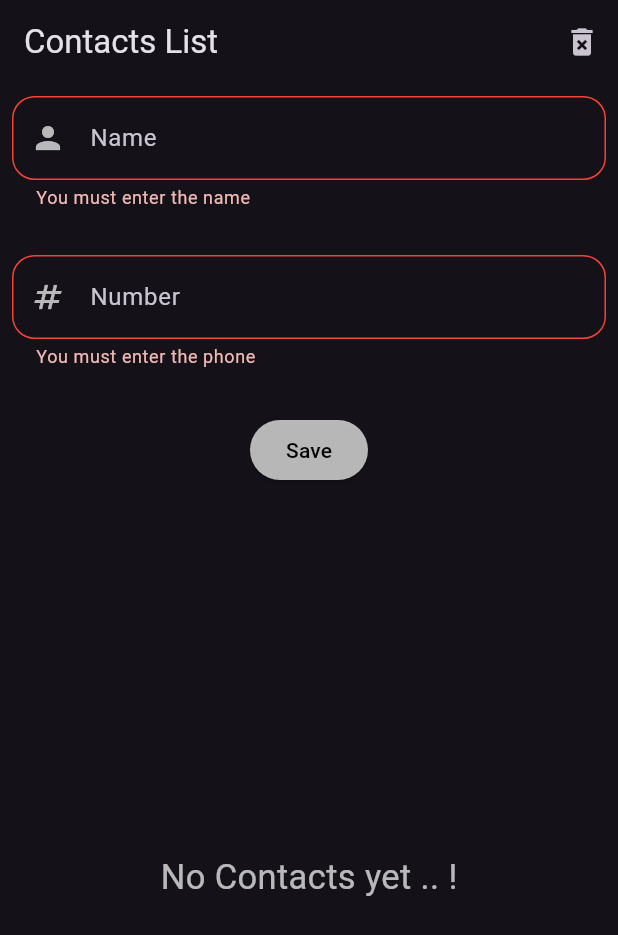
After one commit to mohamedelbaiomy/awesome-flutter-apps, a Flutter app: the screen it shows after launch, after a tap on "Save", on a phone screen of 412 x 824 dp. The commit adds this screen. Shown: the top 935 px of the screen. Run offline on Flutter 3.47's test engine with Material 3 defaults, Android fonts, the phone set to English and light mode, and no system bars; our stand-ins replace shared_preferences.

Commit message:
add contacts app provider

```diff
--- /dev/null
+++ b/lib/contact_model.dart
@@ -0,0 +1,20 @@
+class Contact {
+  String name;
+  String phone;
+
+  Contact({required this.name, required this.phone});
+
+  factory Contact.fromJson(Map<String, dynamic> json) {
+    return Contact(
+      name: json['name'],
+      phone: json['phone'],
+    );
+  }
+
+  Map<String, dynamic> toJson() {
+    return {
+      'name': name,
+      'phone': phone,
+    };
+  }
+}
--- /dev/null
+++ b/lib/contact_provider.dart
@@ -0,0 +1,64 @@
+import 'package:flutter/material.dart';
+import 'package:shared_preferences/shared_preferences.dart';
+import 'dart:convert';
+import 'contact_model.dart';
+
+class ContactProvider extends ChangeNotifier {
+  int selectedIndex = -1;
+  List<Contact> contactList = [];
+
+  ContactProvider() {
+    loadContacts();
+  }
+
+  void changeSelectedIndex(int value) {
+    selectedIndex = value;
+    notifyListeners();
+  }
+
+  Future<void> loadContacts() async {
+    SharedPreferences prefs = await SharedPreferences.getInstance();
+    String? contactsJson = prefs.getString('contacts');
+    if (contactsJson != null) {
+      List<dynamic> contactsList = json.decode(contactsJson);
+      contactList = contactsList.map((item) => Contact.fromJson(item)).toList();
+      notifyListeners();
+    }
+  }
+
+  Future<void> saveContacts() async {
+    SharedPreferences prefs = await SharedPreferences.getInstance();
+    String contactsJson =
+        json.encode(contactList.map((contact) => contact.toJson()).toList());
+    await prefs.setString('contacts', contactsJson);
+  }
+
+  void addContact(String name, String phone) {
+    contactList.add(Contact(name: name, phone: phone));
+    saveContacts();
+    notifyListeners();
+  }
+
+  void updateContact(int index, String name, String phone) {
+    if (index >= 0 && index < contactList.length) {
+      contactList[index].name = name;
+      contactList[index].phone = phone;
+      saveContacts();
+      notifyListeners();
+    }
+  }
+
+  void deleteContact(int index) {
+    if (index >= 0 && index < contactList.length) {
+      contactList.removeAt(index);
+      saveContacts();
+      notifyListeners();
+    }
+  }
+
+  void clearContacts() {
+    contactList.clear();
+    saveContacts();
+    notifyListeners();
+  }
+}
--- /dev/null
+++ b/lib/home_screen.dart
@@ -0,0 +1,206 @@
+import 'package:flutter/material.dart';
+import 'package:provider/provider.dart';
+import 'contact_provider.dart';
+
+class HomeScreen extends StatelessWidget {
+  const HomeScreen({super.key});
+
+  @override
+  Widget build(BuildContext context) {
+    FocusNode focusNode1 = FocusNode();
+    FocusNode focusNode2 = FocusNode();
+    TextEditingController nameController = TextEditingController();
+    TextEditingController phoneController = TextEditingController();
+    GlobalKey<FormState> formKey = GlobalKey<FormState>();
+    return Consumer<ContactProvider>(
+        builder: (context, contactProvider, child) {
+      return GestureDetector(
+        onTap: () {
+          focusNode1.unfocus();
+          focusNode2.unfocus();
+        },
+        child: Scaffold(
+          appBar: AppBar(
+            title: Text("Contacts List"),
+            actions: [
+              IconButton(
+                onPressed: () {
+                  contactProvider.clearContacts();
+                },
+                icon: Icon(Icons.delete_forever),
+              ),
+            ],
+          ),
+          body: Padding(
+            padding: const EdgeInsets.all(8.0),
+            child: Form(
+              key: formKey,
+              child: Column(
+                spacing: 30,
+                children: [
+                  TextFormField(
+                    controller: nameController,
+                    focusNode: focusNode1,
+                    validator: (value) {
+                      if (value!.isEmpty) {
+                        return 'You must enter the name';
+                      }
+                      return null;
+                    },
+                    decoration: InputDecoration(
+                      hintText: 'Name',
+                      prefixIcon: Icon(Icons.person, color: Colors.white70),
+                      enabledBorder: OutlineInputBorder(
+                        borderRadius: BorderRadius.circular(15),
+                        borderSide: BorderSide(width: 1, color: Colors.white70),
+                      ),
+                      focusedBorder: OutlineInputBorder(
+                        borderRadius: BorderRadius.circular(15),
+                        borderSide: BorderSide(width: 2, color: Colors.white70),
+                      ),
+                      errorBorder: OutlineInputBorder(
+                        borderRadius: BorderRadius.circular(15),
+                        borderSide: BorderSide(width: 1, color: Colors.red),
+                      ),
+                    ),
+                  ),
+                  TextFormField(
+                    controller: phoneController,
+                    focusNode: focusNode2,
+                    validator: (value) {
+                      if (value!.isEmpty) {
+                        return 'You must enter the phone';
+                      }
+                      return null;
+                    },
+                    decoration: InputDecoration(
+                      hintText: 'Number',
+                      prefixIcon: Icon(Icons.numbers, color: Colors.white70),
+                      enabledBorder: OutlineInputBorder(
+                        borderRadius: BorderRadius.circular(15),
+                        borderSide: BorderSide(width: 1, color: Colors.white70),
+                      ),
+                      focusedBorder: OutlineInputBorder(
+                        borderRadius: BorderRadius.circular(15),
+                        borderSide: BorderSide(width: 2, color: Colors.white70),
+                      ),
+                      errorBorder: OutlineInputBorder(
+                        borderRadius: BorderRadius.circular(15),
+                        borderSide: BorderSide(width: 1, color: Colors.red),
+                      ),
+                    ),
+                  ),
+                  Row(
+                    mainAxisAlignment: MainAxisAlignment.spaceEvenly,
+                    children: [
+                      ElevatedButton(
+                        onPressed: () {
+                          focusNode1.unfocus();
+                          focusNode2.unfocus();
+                          if (formKey.currentState!.validate()) {
+                            String name = nameController.text.trim();
+                            String phone = phoneController.text.trim();
+                            if (contactProvider.selectedIndex == -1) {
+                              contactProvider.addContact(name, phone);
+                            } else {
+                              contactProvider.updateContact(
+                                contactProvider.selectedIndex,
+                                name,
+                                phone,
+                              );
+                              contactProvider.changeSelectedIndex(-1);
+                            }
+                            nameController.clear();
+                            phoneController.clear();
+                          }
+                        },
+                        style: ElevatedButton.styleFrom(
+                          backgroundColor: Colors.white70,
+                          foregroundColor: Colors.black,
+                        ),
+                        child: Text(
+                          contactProvider.selectedIndex == -1
+                              ? "Save"
+                              : "Update",
+                        ),
+                      ),
+                    ],
+                  ),
+                  Expanded(
+                    child: contactProvider.contactList.isEmpty
+                        ? Center(
+                            child: Text(
+                              "No Contacts yet .. !",
+                              style: TextStyle(
+                                  color: Colors.white70, fontSize: 23),
+                            ),
+                          )
+                        : ListView.builder(
+                            itemCount: contactProvider.contactList.length,
+                            itemBuilder: (context, index) {
+                              return Padding(
+                                padding: const EdgeInsets.only(bottom: 10),
+                                child: ListTile(
+                                  shape: OutlineInputBorder(
+                                    borderSide:
+                                        BorderSide(color: Colors.white70),
+                                    borderRadius: BorderRadius.circular(20),
+                                  ),
+                                  leading: CircleAvatar(
+                                    backgroundColor: Colors.white70,
+                                    child: Text(
+                                      contactProvider
+                                          .contactList[index].name[0],
+                                      style: TextStyle(color: Colors.black),
+                                    ),
+                                  ),
+                                  title: Text(
+                                    contactProvider.contactList[index].name,
+                                    style: TextStyle(color: Colors.white70),
+                                  ),
+                                  subtitle: Text(
+                                    contactProvider.contactList[index].phone,
+                                    style: TextStyle(color: Colors.white70),
+                                  ),
+                                  trailing: SizedBox(
+                                    width: 100,
+                                    child: Row(
+                                      mainAxisAlignment: MainAxisAlignment.end,
+                                      children: [
+                                        IconButton(
+                                          onPressed: () {
+                                            nameController.text =
+                                                contactProvider
+                                                    .contactList[index].name;
+                                            phoneController.text =
+                                                contactProvider
+                                                    .contactList[index].phone;
+                                            contactProvider
+                                                .changeSelectedIndex(index);
+                                          },
+                                          icon: Icon(Icons.edit),
+                                        ),
+                                        IconButton(
+                                          onPressed: () {
+                                            contactProvider
+                                                .deleteContact(index);
+                                          },
+                                          icon: Icon(Icons.delete),
+                                        ),
+                                      ],
+                                    ),
+                                  ),
+                                ),
+                              );
+                            },
+                          ),
+                  ),
+                ],
+              ),
+            ),
+          ),
+        ),
+      );
+    });
+  }
+}
--- a/lib/main.dart
+++ b/lib/main.dart
@@ -1,5 +1,8 @@
+import 'package:contacts_app_provider/home_screen.dart';
 import 'package:flutter/material.dart';
-import 'package:gdg_benha/home.dart';
+import 'package:provider/provider.dart';
+
+import 'contact_provider.dart';
 
 void main() {
   runApp(
@@ -12,10 +15,14 @@ class MyApp extends StatelessWidget {
 
   @override
   Widget build(BuildContext context) {
-    return MaterialApp(
-      title: 'GDG Benha',
-      debugShowCheckedModeBanner: false,
-      home: Home(),
+    return ChangeNotifierProvider(
+      create: (context) => ContactProvider(),
+      child: MaterialApp(
+        title: 'Contacts app',
+        debugShowCheckedModeBanner: false,
+        theme: ThemeData.dark(),
+        home: HomeScreen(),
+      ),
     );
   }
 }
```
Also changed, not shown: pubspec.yaml (+6 -3 lines), pubspec.lock, 108 other files.
